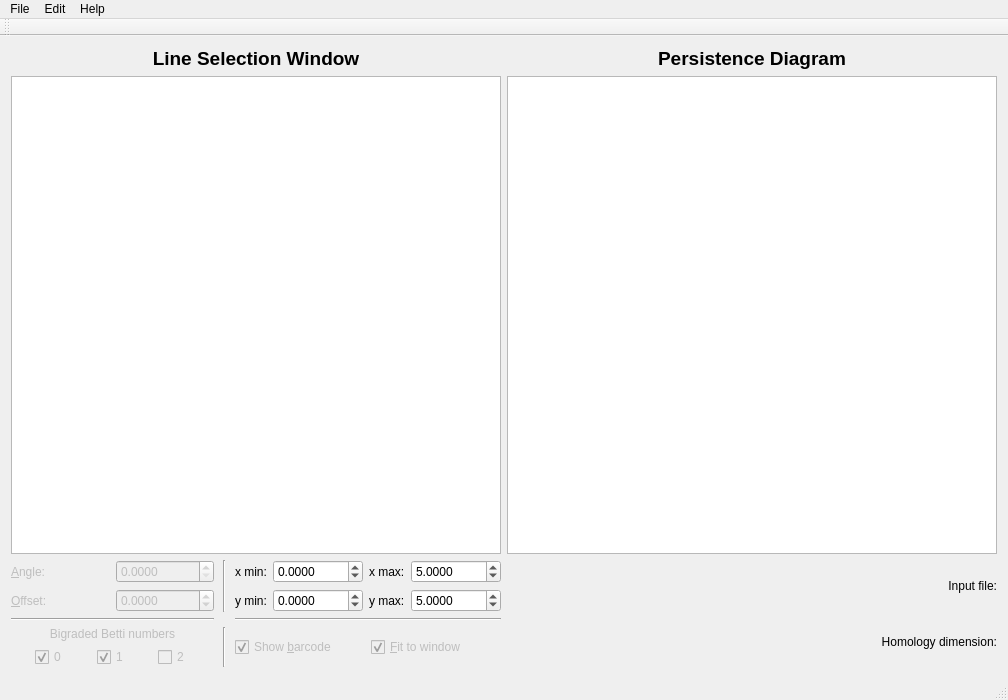
rivetTDA/rivet, file visualizationwindow.ui: the form before one commit.
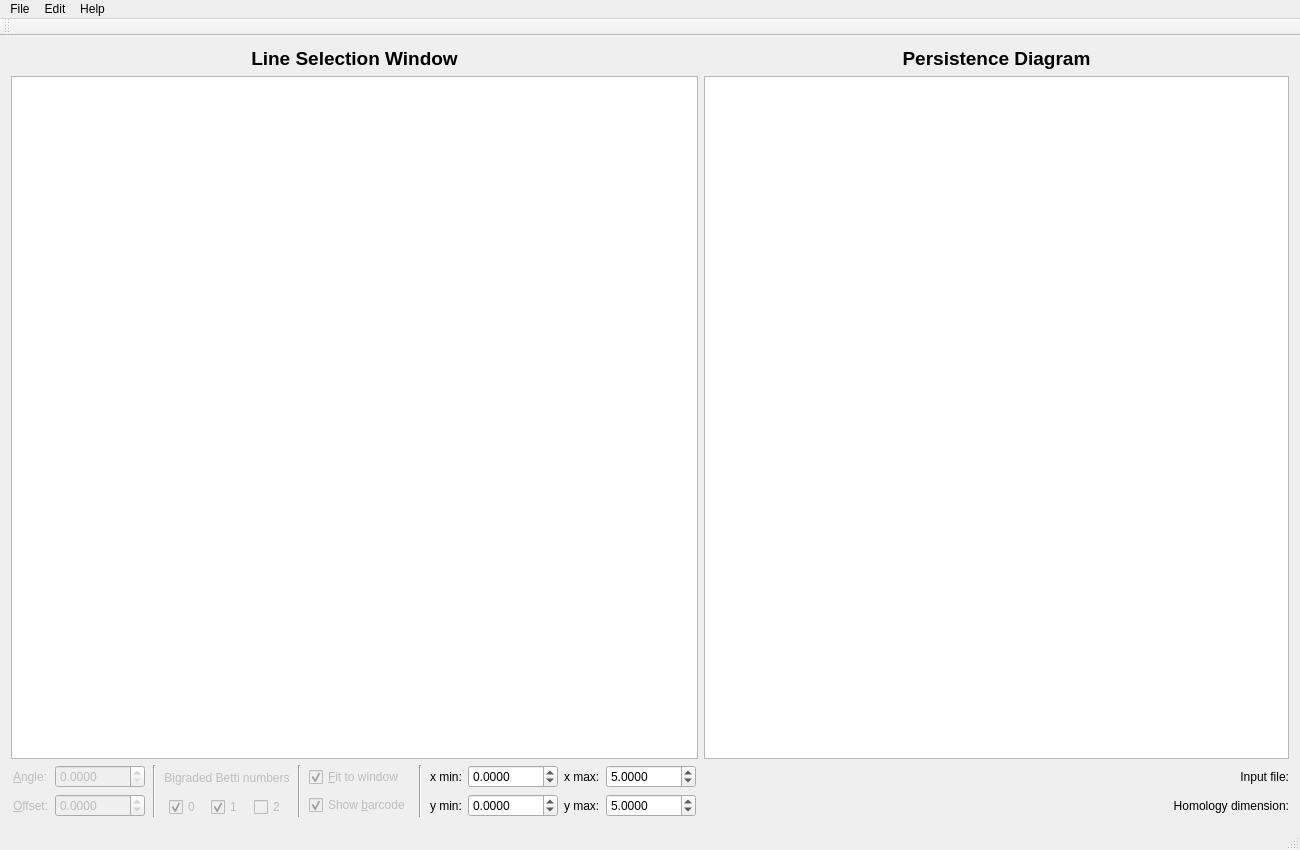
The form after the commit.

Commit message: fixed flickering dots on edges of pd,enlarged original window, reverted to original control layout

What changed in the file:
```diff
--- a/visualizationwindow.ui
+++ b/visualizationwindow.ui
@@ -6,8 +6,8 @@
    <rect>
     <x>0</x>
     <y>0</y>
-    <width>1008</width>
-    <height>700</height>
+    <width>1300</width>
+    <height>850</height>
    </rect>
   </property>
   <property name="windowTitle">
@@ -107,322 +107,21 @@
        <widget class="QGraphicsView" name="pdView"/>
       </item>
       <item row="2" column="0">
-       <layout class="QGridLayout" name="gridLayout_controls">
-        <item row="0" column="5">
-         <layout class="QGridLayout" name="Bounds" columnstretch="0">
-          <item row="0" column="0">
-           <layout class="QHBoxLayout" name="horizontalLayout_bounds">
-            <item>
-             <layout class="QVBoxLayout" name="VerticalLayout_BottomCorner">
-              <item>
-               <layout class="QGridLayout" name="gridLayout_BottomCorner">
-                <item row="1" column="0">
-                 <widget class="QLabel" name="BottomCornerYLabel">
-                  <property name="text">
-                   <string>y min:</string>
-                  </property>
-                 </widget>
-                </item>
-                <item row="0" column="0">
-                 <widget class="QLabel" name="BottomCornerXLabel">
-                  <property name="text">
-                   <string>x min:</string>
-                  </property>
-                 </widget>
-                </item>
-                <item row="0" column="1">
-                 <widget class="QDoubleSpinBox" name="BottomCornerXSpinBox">
-                  <property name="minimumSize">
-                   <size>
-                    <width>90</width>
-                    <height>0</height>
-                   </size>
-                  </property>
-                  <property name="decimals">
-                   <number>4</number>
-                  </property>
-                  <property name="minimum">
-                   <double>-1000.000000000000000</double>
-                  </property>
-                  <property name="maximum">
-                   <double>1000.000000000000000</double>
-                  </property>
-                  <property name="singleStep">
-                   <double>0.000000000000000</double>
-                  </property>
-                 </widget>
-                </item>
-                <item row="1" column="1">
-                 <widget class="QDoubleSpinBox" name="BottomCornerYSpinBox">
-                  <property name="minimumSize">
-                   <size>
-                    <width>90</width>
-                    <height>0</height>
-                   </size>
-                  </property>
-                  <property name="decimals">
-                   <number>4</number>
-                  </property>
-                  <property name="minimum">
-                   <double>-1000.000000000000000</double>
-                  </property>
-                  <property name="maximum">
-                   <double>1000.000000000000000</double>
-                  </property>
-                  <property name="singleStep">
-                   <double>0.000000000000000</double>
-                  </property>
-                  <property name="value">
-                   <double>0.000000000000000</double>
-                  </property>
-                 </widget>
-                </item>
-               </layout>
-              </item>
-             </layout>
-            </item>
-            <item>
-             <layout class="QVBoxLayout" name="VerticalLayout_TopCorner">
-              <item>
-               <layout class="QGridLayout" name="gridLayout_TopCorner">
-                <item row="0" column="0">
-                 <widget class="QLabel" name="TopCornerXLabel">
-                  <property name="text">
-                   <string>x max:</string>
-                  </property>
-                 </widget>
-                </item>
-                <item row="1" column="1">
-                 <widget class="QDoubleSpinBox" name="TopCornerYSpinBox">
-                  <property name="minimumSize">
-                   <size>
-                    <width>90</width>
-                    <height>0</height>
-                   </size>
-                  </property>
-                  <property name="decimals">
-                   <number>4</number>
-                  </property>
-                  <property name="singleStep">
-                   <double>0.000000000000000</double>
-                  </property>
-                  <property name="value">
-                   <double>5.000000000000000</double>
-                  </property>
-                 </widget>
-                </item>
-                <item row="0" column="1">
-                 <widget class="QDoubleSpinBox" name="TopCornerXSpinBox">
-                  <property name="minimumSize">
-                   <size>
-                    <width>90</width>
-                    <height>0</height>
-                   </size>
-                  </property>
-                  <property name="decimals">
-                   <number>4</number>
-                  </property>
-                  <property name="minimum">
-                   <double>-1000.000000000000000</double>
-                  </property>
-                  <property name="maximum">
-                   <double>1000.000000000000000</double>
-                  </property>
-                  <property name="singleStep">
-                   <double>0.000000000000000</double>
-                  </property>
-                  <property name="value">
-                   <double>5.000000000000000</double>
-                  </property>
-                 </widget>
-                </item>
-                <item row="1" column="0">
-                 <widget class="QLabel" name="TopCornerYLabel">
-                  <property name="text">
-                   <string>y max:</string>
-                  </property>
-                 </widget>
-                </item>
-               </layout>
-              </item>
-             </layout>
-            </item>
-           </layout>
-          </item>
-         </layout>
-        </item>
-        <item row="0" column="2">
-         <spacer name="horizontalSpacer_2">
+       <layout class="QHBoxLayout" name="horizontalLayout_controls">
+        <item>
+         <spacer name="horizontalSpacer_12">
           <property name="orientation">
            <enum>Qt::Horizontal</enum>
           </property>
-          <property name="sizeType">
-           <enum>QSizePolicy::Fixed</enum>
-          </property>
           <property name="sizeHint" stdset="0">
            <size>
-            <width>3</width>
-            <height>20</height>
+            <width>2</width>
+            <height>2</height>
            </size>
           </property>
          </spacer>
         </item>
-        <item row="2" column="5">
-         <layout class="QHBoxLayout" name="horizontalLayout_2">
-          <item>
-           <widget class="QCheckBox" name="barcodeCheckBox">
-            <property name="enabled">
-             <bool>false</bool>
-            </property>
-            <property name="text">
-             <string>Show &amp;barcode</string>
-            </property>
-            <property name="checked">
-             <bool>true</bool>
-            </property>
-           </widget>
-          </item>
-          <item>
-           <widget class="QCheckBox" name="normCoordCheckBox">
-            <property name="enabled">
-             <bool>false</bool>
-            </property>
-            <property name="text">
-             <string>&amp;Fit to window</string>
-            </property>
-            <property name="checked">
-             <bool>true</bool>
-            </property>
-           </widget>
-          </item>
-         </layout>
-        </item>
-        <item row="2" column="1">
-         <layout class="QVBoxLayout" name="verticalLayout_xi">
-          <item>
-           <widget class="QLabel" name="BettiLabel">
-            <property name="enabled">
-             <bool>false</bool>
-            </property>
-            <property name="text">
-             <string>Bigraded Betti numbers</string>
-            </property>
-            <property name="alignment">
-             <set>Qt::AlignCenter</set>
-            </property>
-           </widget>
-          </item>
-          <item>
-           <layout class="QHBoxLayout" name="horizontalLayout">
-            <item>
-             <spacer name="horizontalSpacer_8">
-              <property name="orientation">
-               <enum>Qt::Horizontal</enum>
-              </property>
-              <property name="sizeHint" stdset="0">
-               <size>
-                <width>1</width>
-                <height>2</height>
-               </size>
-              </property>
-             </spacer>
-            </item>
-            <item>
-             <widget class="QCheckBox" name="xi0CheckBox">
-              <property name="enabled">
-               <bool>false</bool>
-              </property>
-              <property name="text">
-               <string>0</string>
-              </property>
-              <property name="checked">
-               <bool>true</bool>
-              </property>
-             </widget>
-            </item>
-            <item>
-             <spacer name="horizontalSpacer_9">
-              <property name="orientation">
-               <enum>Qt::Horizontal</enum>
-              </property>
-              <property name="sizeHint" stdset="0">
-               <size>
-                <width>1</width>
-                <height>2</height>
-               </size>
-              </property>
-             </spacer>
-            </item>
-            <item>
-             <widget class="QCheckBox" name="xi1CheckBox">
-              <property name="enabled">
-               <bool>false</bool>
-              </property>
-              <property name="text">
-               <string>1</string>
-              </property>
-              <property name="checked">
-               <bool>true</bool>
-              </property>
-             </widget>
-            </item>
-            <item>
-             <spacer name="horizontalSpacer_10">
-              <property name="orientation">
-               <enum>Qt::Horizontal</enum>
-              </property>
-              <property name="sizeHint" stdset="0">
-               <size>
-                <width>1</width>
-                <height>2</height>
-               </size>
-              </property>
-             </spacer>
-            </item>
-            <item>
-             <widget class="QCheckBox" name="xi2CheckBox">
-              <property name="enabled">
-               <bool>false</bool>
-              </property>
-              <property name="text">
-               <string>2</string>
-              </property>
-             </widget>
-            </item>
-            <item>
-             <spacer name="horizontalSpacer_11">
-              <property name="orientation">
-               <enum>Qt::Horizontal</enum>
-              </property>
-              <property name="sizeHint" stdset="0">
-               <size>
-                <width>1</width>
-                <height>2</height>
-               </size>
-              </property>
-             </spacer>
-            </item>
-           </layout>
-          </item>
-         </layout>
-        </item>
-        <item row="2" column="2">
-         <spacer name="horizontalSpacer_3">
-          <property name="orientation">
-           <enum>Qt::Horizontal</enum>
-          </property>
-          <property name="sizeType">
-           <enum>QSizePolicy::Fixed</enum>
-          </property>
-          <property name="sizeHint" stdset="0">
-           <size>
-            <width>3</width>
-            <height>20</height>
-           </size>
-          </property>
-         </spacer>
-        </item>
-        <item row="0" column="1">
+        <item>
          <layout class="QGridLayout" name="gridLayout">
           <item row="0" column="2">
            <widget class="QDoubleSpinBox" name="angleDoubleSpinBox">
@@ -496,66 +195,400 @@
           </item>
          </layout>
         </item>
-        <item row="0" column="3">
+        <item>
+         <spacer name="horizontalSpacer">
+          <property name="orientation">
+           <enum>Qt::Horizontal</enum>
+          </property>
+          <property name="sizeHint" stdset="0">
+           <size>
+            <width>2</width>
+            <height>2</height>
+           </size>
+          </property>
+         </spacer>
+        </item>
+        <item>
          <widget class="Line" name="line">
           <property name="orientation">
            <enum>Qt::Vertical</enum>
           </property>
          </widget>
         </item>
-        <item row="2" column="4">
+        <item>
+         <spacer name="horizontalSpacer_2">
+          <property name="orientation">
+           <enum>Qt::Horizontal</enum>
+          </property>
+          <property name="sizeHint" stdset="0">
+           <size>
+            <width>2</width>
+            <height>2</height>
+           </size>
+          </property>
+         </spacer>
+        </item>
+        <item>
+         <layout class="QVBoxLayout" name="verticalLayout_xi">
+          <item>
+           <widget class="QLabel" name="BettiLabel">
+            <property name="enabled">
+             <bool>false</bool>
+            </property>
+            <property name="text">
+             <string>Bigraded Betti numbers</string>
+            </property>
+            <property name="alignment">
+             <set>Qt::AlignCenter</set>
+            </property>
+           </widget>
+          </item>
+          <item>
+           <layout class="QHBoxLayout" name="horizontalLayout">
+            <item>
+             <spacer name="horizontalSpacer_8">
+              <property name="orientation">
+               <enum>Qt::Horizontal</enum>
+              </property>
+              <property name="sizeHint" stdset="0">
+               <size>
+                <width>1</width>
+                <height>2</height>
+               </size>
+              </property>
+             </spacer>
+            </item>
+            <item>
+             <widget class="QCheckBox" name="xi0CheckBox">
+              <property name="enabled">
+               <bool>false</bool>
+              </property>
+              <property name="text">
+               <string>0</string>
+              </property>
+              <property name="checked">
+               <bool>true</bool>
+              </property>
+             </widget>
+            </item>
+            <item>
+             <spacer name="horizontalSpacer_9">
+              <property name="orientation">
+               <enum>Qt::Horizontal</enum>
+              </property>
+              <property name="sizeHint" stdset="0">
+               <size>
+                <width>1</width>
+                <height>2</height>
+               </size>
+              </property>
+             </spacer>
+            </item>
+            <item>
+             <widget class="QCheckBox" name="xi1CheckBox">
+              <property name="enabled">
+               <bool>false</bool>
+              </property>
+              <property name="text">
+               <string>1</string>
+              </property>
+              <property name="checked">
+               <bool>true</bool>
+              </property>
+             </widget>
+            </item>
+            <item>
+             <spacer name="horizontalSpacer_10">
+              <property name="orientation">
+               <enum>Qt::Horizontal</enum>
+              </property>
+              <property name="sizeHint" stdset="0">
+               <size>
+                <width>1</width>
+                <height>2</height>
+               </size>
+              </property>
+             </spacer>
+            </item>
+            <item>
+             <widget class="QCheckBox" name="xi2CheckBox">
+              <property name="enabled">
+               <bool>false</bool>
+              </property>
+              <property name="text">
+               <string>2</string>
+              </property>
+             </widget>
+            </item>
+            <item>
+             <spacer name="horizontalSpacer_11">
+              <property name="orientation">
+               <enum>Qt::Horizontal</enum>
+              </property>
+              <property name="sizeHint" stdset="0">
+               <size>
+                <width>1</width>
+                <height>2</height>
+               </size>
+              </property>
+             </spacer>
+            </item>
+           </layout>
+          </item>
+         </layout>
+        </item>
+        <item>
          <spacer name="horizontalSpacer_4">
           <property name="orientation">
            <enum>Qt::Horizontal</enum>
           </property>
-          <property name="sizeType">
-           <enum>QSizePolicy::Fixed</enum>
-          </property>
           <property name="sizeHint" stdset="0">
            <size>
-            <width>3</width>
-            <height>20</height>
+            <width>2</width>
+            <height>2</height>
            </size>
           </property>
          </spacer>
         </item>
-        <item row="0" column="4">
-         <spacer name="horizontalSpacer">
-          <property name="orientation">
-           <enum>Qt::Horizontal</enum>
-          </property>
-          <property name="sizeType">
-           <enum>QSizePolicy::Fixed</enum>
-          </property>
-          <property name="sizeHint" stdset="0">
-           <size>
-            <width>3</width>
-            <height>20</height>
-           </size>
-          </property>
-         </spacer>
-        </item>
-        <item row="2" column="3">
+        <item>
          <widget class="Line" name="line_2">
           <property name="orientation">
            <enum>Qt::Vertical</enum>
           </property>
          </widget>
         </item>
-        <item row="1" column="1">
-         <widget class="Line" name="line_4">
+        <item>
+         <spacer name="horizontalSpacer_3">
           <property name="orientation">
            <enum>Qt::Horizontal</enum>
           </property>
-         </widget>
+          <property name="sizeHint" stdset="0">
+           <size>
+            <width>2</width>
+            <height>2</height>
+           </size>
+          </property>
+         </spacer>
         </item>
-        <item row="1" column="5">
+        <item>
+         <layout class="QVBoxLayout" name="verticalLayout">
+          <item>
+           <widget class="QCheckBox" name="normCoordCheckBox">
+            <property name="enabled">
+             <bool>false</bool>
+            </property>
+            <property name="text">
+             <string>&amp;Fit to window</string>
+            </property>
+            <property name="checked">
+             <bool>true</bool>
+            </property>
+           </widget>
+          </item>
+          <item>
+           <widget class="QCheckBox" name="barcodeCheckBox">
+            <property name="enabled">
+             <bool>false</bool>
+            </property>
+            <property name="text">
+             <string>Show &amp;barcode</string>
+            </property>
+            <property name="checked">
+             <bool>true</bool>
+            </property>
+           </widget>
+          </item>
+         </layout>
+        </item>
+        <item>
+         <spacer name="horizontalSpacer_6">
+          <property name="orientation">
+           <enum>Qt::Horizontal</enum>
+          </property>
+          <property name="sizeHint" stdset="0">
+           <size>
+            <width>2</width>
+            <height>2</height>
+           </size>
+          </property>
+         </spacer>
+        </item>
+        <item>
          <widget class="Line" name="line_3">
           <property name="orientation">
-           <enum>Qt::Horizontal</enum>
+           <enum>Qt::Vertical</enum>
           </property>
          </widget>
         </item>
+        <item>
+         <spacer name="horizontalSpacer_5">
+          <property name="orientation">
+           <enum>Qt::Horizontal</enum>
+          </property>
+          <property name="sizeHint" stdset="0">
+           <size>
+            <width>2</width>
+            <height>2</height>
+           </size>
+          </property>
+         </spacer>
+        </item>
+        <item>
+         <layout class="QGridLayout" name="Bounds" columnstretch="0">
+          <item row="0" column="0">
+           <layout class="QHBoxLayout" name="horizontalLayout_bounds">
+            <item>
+             <layout class="QVBoxLayout" name="VerticalLayout_BottomCorner">
+              <item>
+               <layout class="QGridLayout" name="gridLayout_BottomCorner">
+                <item row="1" column="0">
+                 <widget class="QLabel" name="BottomCornerYLabel">
+                  <property name="text">
+                   <string>y min:</string>
+                  </property>
+                 </widget>
+                </item>
+                <item row="0" column="0">
+                 <widget class="QLabel" name="BottomCornerXLabel">
+                  <property name="text">
+                   <string>x min:</string>
+                  </property>
+                 </widget>
+                </item>
+                <item row="0" column="1">
+                 <widget class="QDoubleSpinBox" name="BottomCornerXSpinBox">
+                  <property name="minimumSize">
+                   <size>
+                    <width>90</width>
+                    <height>0</height>
+                   </size>
+                  </property>
+                  <property name="decimals">
+                   <number>4</number>
+                  </property>
+                  <property name="minimum">
+                   <double>-1000.000000000000000</double>
+                  </property>
+                  <property name="maximum">
+                   <double>1000.000000000000000</double>
+                  </property>
+                  <property name="singleStep">
+                   <double>0.000000000000000</double>
+                  </property>
+                 </widget>
+                </item>
+                <item row="1" column="1">
+                 <widget class="QDoubleSpinBox" name="BottomCornerYSpinBox">
+                  <property name="minimumSize">
+                   <size>
+                    <width>90</width>
+                    <height>0</height>
+                   </size>
+                  </property>
+                  <property name="decimals">
+                   <number>4</number>
+                  </property>
+                  <property name="minimum">
+                   <double>-1000.000000000000000</double>
+                  </property>
+                  <property name="maximum">
+                   <double>1000.000000000000000</double>
+                  </property>
+                  <property name="singleStep">
+                   <double>0.000000000000000</double>
+                  </property>
+                  <property name="value">
+                   <double>0.000000000000000</double>
+                  </property>
+                 </widget>
+                </item>
+               </layout>
+              </item>
+             </layout>
+            </item>
+            <item>
+             <layout class="QVBoxLayout" name="VerticalLayout_TopCorner">
+              <item>
+               <layout class="QGridLayout" name="gridLayout_TopCorner">
+                <item row="0" column="0">
+                 <widget class="QLabel" name="TopCornerXLabel">
+                  <property name="text">
+                   <string>x max:</string>
+                  </property>
+                 </widget>
+                </item>
+                <item row="1" column="1">
+                 <widget class="QDoubleSpinBox" name="TopCornerYSpinBox">
+                  <property name="minimumSize">
+                   <size>
+                    <width>90</width>
+                    <height>0</height>
+                   </size>
+                  </property>
+                  <property name="decimals">
+                   <number>4</number>
+                  </property>
+                  <property name="singleStep">
+                   <double>0.000000000000000</double>
+                  </property>
+                  <property name="value">
+                   <double>5.000000000000000</double>
+                  </property>
+                 </widget>
+                </item>
+                <item row="0" column="1">
+                 <widget class="QDoubleSpinBox" name="TopCornerXSpinBox">
+                  <property name="minimumSize">
+                   <size>
+                    <width>90</width>
+                    <height>0</height>
+                   </size>
+                  </property>
+                  <property name="decimals">
+                   <number>4</number>
+                  </property>
+                  <property name="minimum">
+                   <double>-1000.000000000000000</double>
+                  </property>
+                  <property name="maximum">
+                   <double>1000.000000000000000</double>
+                  </property>
+                  <property name="singleStep">
+                   <double>0.000000000000000</double>
+                  </property>
+                  <property name="value">
+                   <double>5.000000000000000</double>
+                  </property>
+                 </widget>
+                </item>
+                <item row="1" column="0">
+                 <widget class="QLabel" name="TopCornerYLabel">
+                  <property name="text">
+                   <string>y max:</string>
+                  </property>
+                 </widget>
+                </item>
+               </layout>
+              </item>
+             </layout>
+            </item>
+           </layout>
+          </item>
+         </layout>
+        </item>
+        <item>
+         <spacer name="horizontalSpacer_7">
+          <property name="orientation">
+           <enum>Qt::Horizontal</enum>
+          </property>
+          <property name="sizeHint" stdset="0">
+           <size>
+            <width>2</width>
+            <height>2</height>
+           </size>
+          </property>
+         </spacer>
+        </item>
        </layout>
       </item>
      </layout>
@@ -567,7 +600,7 @@
     <rect>
      <x>0</x>
      <y>0</y>
-     <width>1008</width>
+     <width>1300</width>
      <height>22</height>
     </rect>
    </property>
```
The commit also changes 2 other files.
